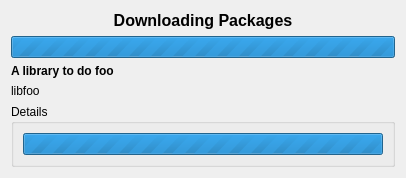
This is libkpackagekit/KpkTransaction.ui in KDE/apper as Qt 5 draws it before an edit. The edited form follows.
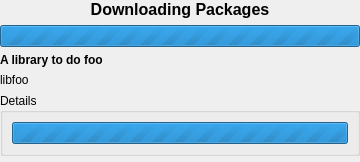
This is the edited form. Custom widgets are drawn as their Qt base class.

The edit to the form file:
```diff
--- a/libkpackagekit/KpkTransaction.ui
+++ b/libkpackagekit/KpkTransaction.ui
@@ -8,8 +8,8 @@
    <rect>
     <x>0</x>
     <y>0</y>
-    <width>406</width>
-    <height>176</height>
+    <width>360</width>
+    <height>162</height>
    </rect>
   </property>
   <property name="sizePolicy" >
@@ -31,6 +31,9 @@
    <locale country="UnitedStates" language="English" />
   </property>
   <layout class="QVBoxLayout" name="verticalLayout_2" >
+   <property name="margin" >
+    <number>0</number>
+   </property>
    <item>
     <widget class="QLabel" name="currentL" >
      <property name="font" >
```
